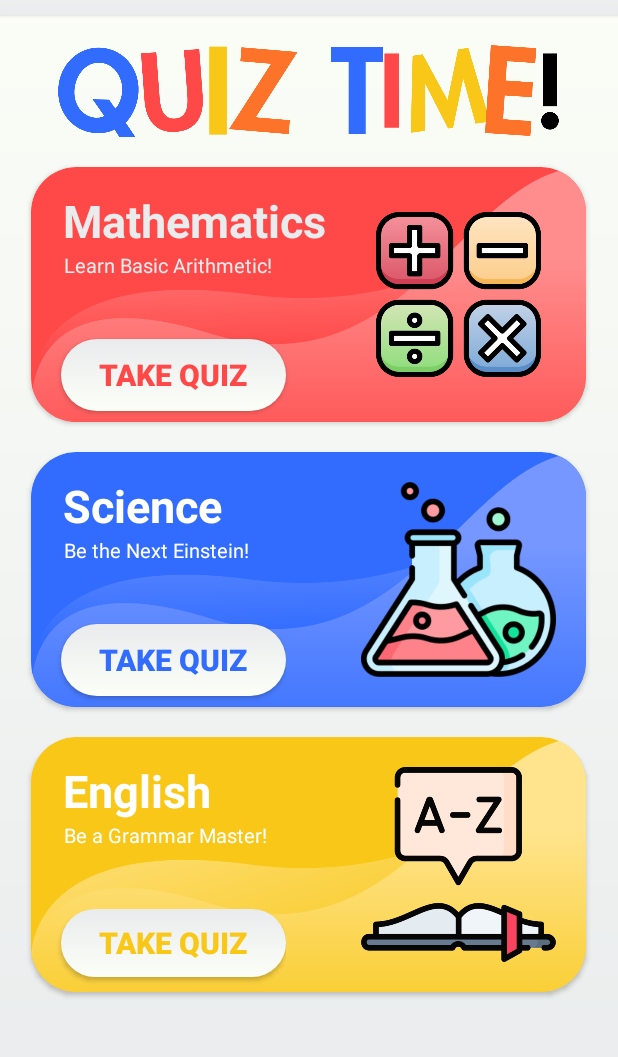
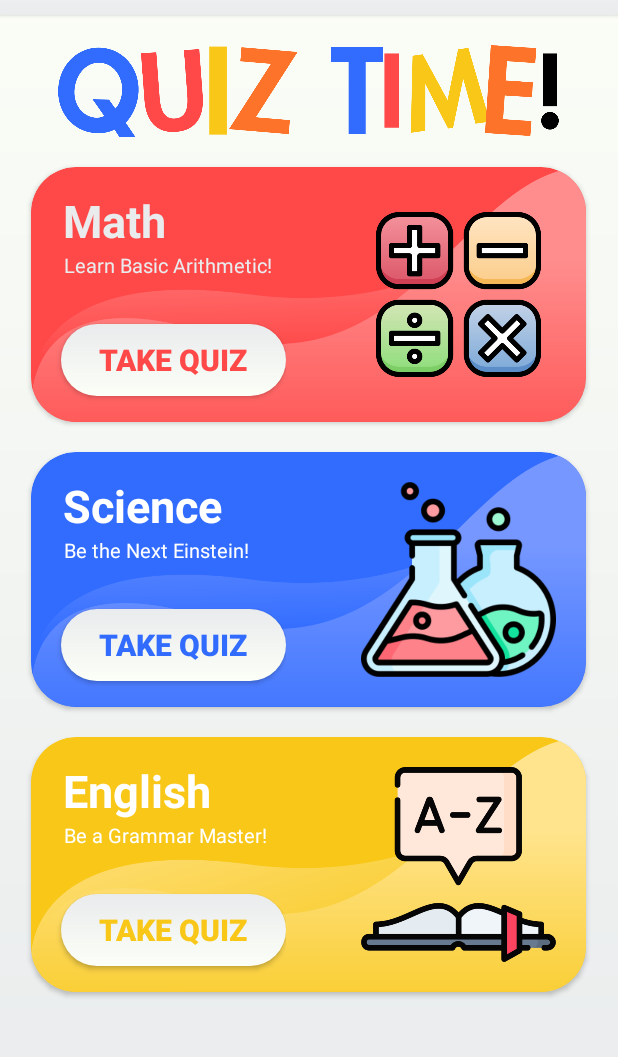
Before and after one commit to Zeerooo-dev/Learnify, an Android app: the main screen opened directly, with no data from a screen before it, on a phone screen of 412 x 824 dp, the part 75-1132 px from its top. Run offline under Robolectric (Android 15) with nearby library versions, the phone set to English and light mode, and no system bars.

Commit message:
Minor Changes

```diff
--- a/app/src/main/res/layout/main.xml
+++ b/app/src/main/res/layout/main.xml
@@ -101,7 +101,7 @@
             <TextView
                 android:layout_width="wrap_content"
                 android:layout_height="wrap_content"
-                android:text="Mathematics"
+                android:text="Math"
                 android:textSize="30dp"
                 android:textStyle="bold"
                 android:textColor="@color/white3"
@@ -117,7 +117,7 @@
 
             <Space
                 android:layout_width="match_parent"
-                android:layout_height="40dp"/>
+                android:layout_height="30dp"/>
 
 
             <Button
@@ -189,7 +189,7 @@
 
             <Space
                 android:layout_width="match_parent"
-                android:layout_height="40dp" />
+                android:layout_height="30dp" />
 
             <Button
                 android:id="@+id/l_english"
@@ -256,7 +256,7 @@
 
                 <Space
                     android:layout_width="match_parent"
-                    android:layout_height="40dp" />
+                    android:layout_height="30dp" />
 
                 <Button
                     android:id="@+id/l_science"
```
